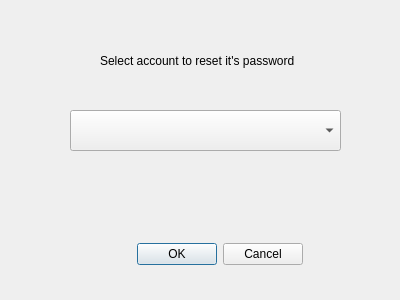
Above: Thesaurus/Windows/AccountWinow/reset_pass_window.ui from Euclidis/Thesaurus before the change. Below: the same form after it.
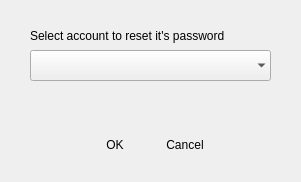
That is the form after the change. Custom widgets are drawn as their Qt base class.

Diff of the .ui file:
```diff
--- a/Thesaurus/Windows/AccountWinow/reset_pass_window.ui
+++ b/Thesaurus/Windows/AccountWinow/reset_pass_window.ui
@@ -6,8 +6,8 @@
    <rect>
     <x>0</x>
     <y>0</y>
-    <width>400</width>
-    <height>300</height>
+    <width>301</width>
+    <height>182</height>
    </rect>
   </property>
   <property name="windowTitle">
@@ -16,10 +16,10 @@
   <widget class="QLabel" name="label">
    <property name="geometry">
     <rect>
-     <x>100</x>
-     <y>30</y>
-     <width>231</width>
-     <height>61</height>
+     <x>30</x>
+     <y>20</y>
+     <width>241</width>
+     <height>31</height>
     </rect>
    </property>
    <property name="text">
@@ -29,35 +29,84 @@
   <widget class="QComboBox" name="comboBox">
    <property name="geometry">
     <rect>
-     <x>70</x>
-     <y>110</y>
-     <width>271</width>
-     <height>41</height>
+     <x>30</x>
+     <y>50</y>
+     <width>241</width>
+     <height>31</height>
     </rect>
    </property>
    <property name="font">
     <font>
-     <family>Code Pro Light LC</family>
-     <pointsize>18</pointsize>
-     <weight>75</weight>
-     <bold>true</bold>
+     <pointsize>16</pointsize>
     </font>
    </property>
+   <property name="frame">
+    <bool>false</bool>
+   </property>
   </widget>
-  <widget class="QDialogButtonBox" name="buttonBox">
+  <widget class="MLineEdit" name="lineEdit" native="true">
    <property name="geometry">
     <rect>
-     <x>110</x>
-     <y>240</y>
-     <width>193</width>
-     <height>28</height>
+     <x>30</x>
+     <y>90</y>
+     <width>241</width>
+     <height>31</height>
     </rect>
    </property>
-   <property name="standardButtons">
-    <set>QDialogButtonBox::Cancel|QDialogButtonBox::Ok</set>
+   <property name="font">
+    <font>
+     <pointsize>16</pointsize>
+    </font>
+   </property>
+   <property name="text" stdset="0">
+    <string/>
+   </property>
+   <property name="frame" stdset="0">
+    <bool>false</bool>
+   </property>
+  </widget>
+  <widget class="MLabelButton" name="label_3">
+   <property name="geometry">
+    <rect>
+     <x>90</x>
+     <y>130</y>
+     <width>50</width>
+     <height>30</height>
+    </rect>
+   </property>
+   <property name="text">
+    <string>OK</string>
+   </property>
+   <property name="alignment">
+    <set>Qt::AlignCenter</set>
+   </property>
+  </widget>
+  <widget class="MLabelButton" name="label_4">
+   <property name="geometry">
+    <rect>
+     <x>160</x>
+     <y>130</y>
+     <width>50</width>
+     <height>30</height>
+    </rect>
+   </property>
+   <property name="text">
+    <string>Cancel</string>
+   </property>
+   <property name="alignment">
+    <set>Qt::AlignCenter</set>
    </property>
   </widget>
  </widget>
+ <customwidgets>
+  <customwidget>
+   <class>MLineEdit</class>
+  </customwidget>
+  <customwidget>
+   <class>MLabelButton</class>
+   <extends>QLabel</extends>
+  </customwidget>
+ </customwidgets>
  <resources/>
  <connections/>
 </ui>
```
